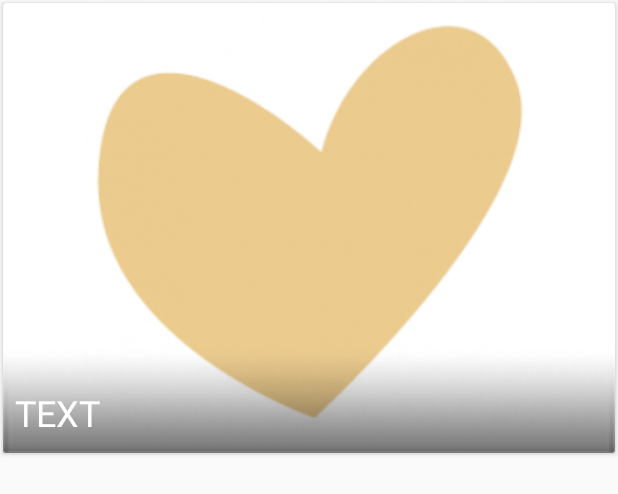
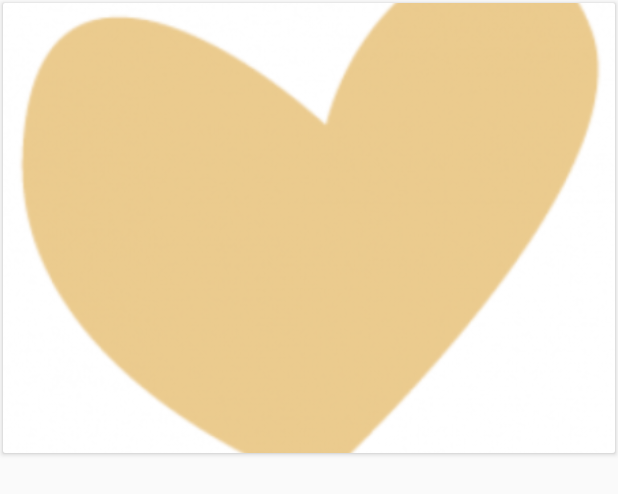
Before and after one commit to apriluzik/ProjectMyPets, an Android app: the layout gallery_item.xml on its own in the app's theme, with its tools: preview values and no code run, on a phone screen of 412 x 824 dp. Shown: the top 494 px of the screen. Run offline under Robolectric (Android 15) with nearby library versions, the phone set to English and light mode, and no system bars; network calls fail; Roboto replaces fonts that are not available here.

```diff
--- a/app/src/main/java/com/apriluziknaver/projectmypets/AddProfileActivity.java
+++ b/app/src/main/java/com/apriluziknaver/projectmypets/AddProfileActivity.java
@@ -104,6 +104,8 @@ public class AddProfileActivity extends AppCompatActivity {
 
     }
 
+
+
     @Override
     public void onRequestPermissionsResult(int requestCode, @NonNull String[] permissions, @NonNull int[] grantResults) {
         super.onRequestPermissionsResult(requestCode, permissions, grantResults);
@@ -157,10 +159,10 @@ public class AddProfileActivity extends AppCompatActivity {
 
             if (Build.VERSION.SDK_INT >= Build.VERSION_CODES.M) {
 
-                int checkpermission = checkSelfPermission(Manifest.permission.READ_EXTERNAL_STORAGE);
+                int checkpermission = checkSelfPermission(Manifest.permission.WRITE_EXTERNAL_STORAGE);
 
                 if (checkpermission == PackageManager.PERMISSION_DENIED) {
-                    requestPermissions(new String[]{Manifest.permission.READ_EXTERNAL_STORAGE}, 200);
+                    requestPermissions(new String[]{Manifest.permission.WRITE_EXTERNAL_STORAGE }, 200);
                 }
             }
 
--- a/app/src/main/java/com/apriluziknaver/projectmypets/ProfileActivity.java
+++ b/app/src/main/java/com/apriluziknaver/projectmypets/ProfileActivity.java
@@ -117,7 +117,7 @@ public class ProfileActivity extends AppCompatActivity {
         startActivity(intent);
 
 
-        Toast.makeText(this, "clickCareNote", Toast.LENGTH_SHORT).show();
+
     }
 
 
@@ -127,7 +127,7 @@ public class ProfileActivity extends AppCompatActivity {
         intent.putExtra("ProfileName",name.getText().toString());
         startActivity(intent);
 
-        Toast.makeText(this, "clickGallery", Toast.LENGTH_SHORT).show();
+
     }
 
 
--- a/app/src/main/res/layout/gallery_item.xml
+++ b/app/src/main/res/layout/gallery_item.xml
@@ -3,42 +3,20 @@
     android:layout_margin="2dp"
     xmlns:android="http://schemas.android.com/apk/res/android"
     android:orientation="vertical"
-    android:layout_width="wrap_content"
+    android:layout_width="match_parent"
     android:layout_height="wrap_content"
     xmlns:app="http://schemas.android.com/apk/res-auto">
 
-
-    <FrameLayout
-        android:layout_width="match_parent"
-        android:layout_height="match_parent">
     <ImageView
         android:src="@drawable/heart"
         android:scaleType="centerCrop"
         android:layout_gravity="center"
-        android:layout_width="wrap_content"
-        android:layout_height="wrap_content"
+        android:layout_width="match_parent"
+        android:layout_height="match_parent"
         android:id="@+id/gall_img"
 
        />
-        <android.support.v4.widget.NestedScrollView
-            android:layout_gravity="bottom"
-            android:layout_width="wrap_content"
-            android:layout_height="wrap_content">
-        <TextView
-            android:id="@+id/gall_msg"
-            android:paddingRight="8dp"
-            android:paddingLeft="8dp"
-            android:paddingBottom="8dp"
-            android:paddingTop="32dp"
-            android:text="TEXT"
-            android:gravity="center_vertical"
-            android:textSize="24sp"
-            android:textColor="#fff"
-            android:layout_width="wrap_content"
-            android:layout_height="wrap_content"
-            android:background="@drawable/subbg03"
-            />
-        </android.support.v4.widget.NestedScrollView>
-</FrameLayout>
+
+
 
 </android.support.v7.widget.CardView>
```
Also changed, not shown: app/build.gradle (+3 -5 lines), app/src/main/AndroidManifest.xml (+19 -4 lines), app/src/main/java/com/apriluziknaver/projectmypets/GalleryAdapter.java (+48 -8 lines), app/src/main/java/com/apriluziknaver/projectmypets/GalleryItems.java (+7 -9 lines), app/src/main/java/com/apriluziknaver/projectmypets/GalleryMyPets.java (+195 -21 lines), app/src/main/res/xml/file_paths.xml (added, +7 -0 lines).
